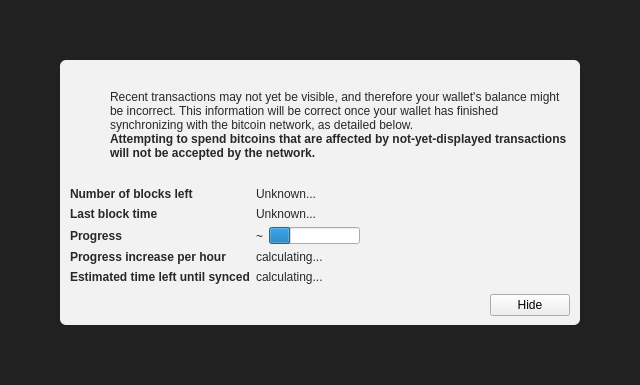
First picture: the form in src/qt/forms/modaloverlay.ui, repository blockchaingate/fabcoin, before the edit.
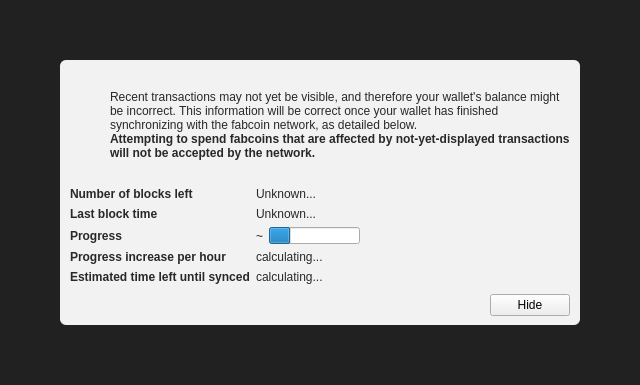
Second picture: the form after the edit. Icons and pictures are not drawn. Custom widgets are drawn as their Qt base class.

```diff
--- a/src/qt/forms/modaloverlay.ui
+++ b/src/qt/forms/modaloverlay.ui
@@ -130,7 +130,7 @@
              <item>
               <widget class="QLabel" name="infoText">
                <property name="text">
-                <string>Recent transactions may not yet be visible, and therefore your wallet's balance might be incorrect. This information will be correct once your wallet has finished synchronizing with the bitcoin network, as detailed below.</string>
+                <string>Recent transactions may not yet be visible, and therefore your wallet's balance might be incorrect. This information will be correct once your wallet has finished synchronizing with the fabcoin network, as detailed below.</string>
                </property>
                <property name="textFormat">
                 <enum>Qt::RichText</enum>
@@ -149,7 +149,7 @@
                 </font>
                </property>
                <property name="text">
-                <string>Attempting to spend bitcoins that are affected by not-yet-displayed transactions will not be accepted by the network.</string>
+                <string>Attempting to spend fabcoins that are affected by not-yet-displayed transactions will not be accepted by the network.</string>
                </property>
                <property name="textFormat">
                 <enum>Qt::RichText</enum>
```
